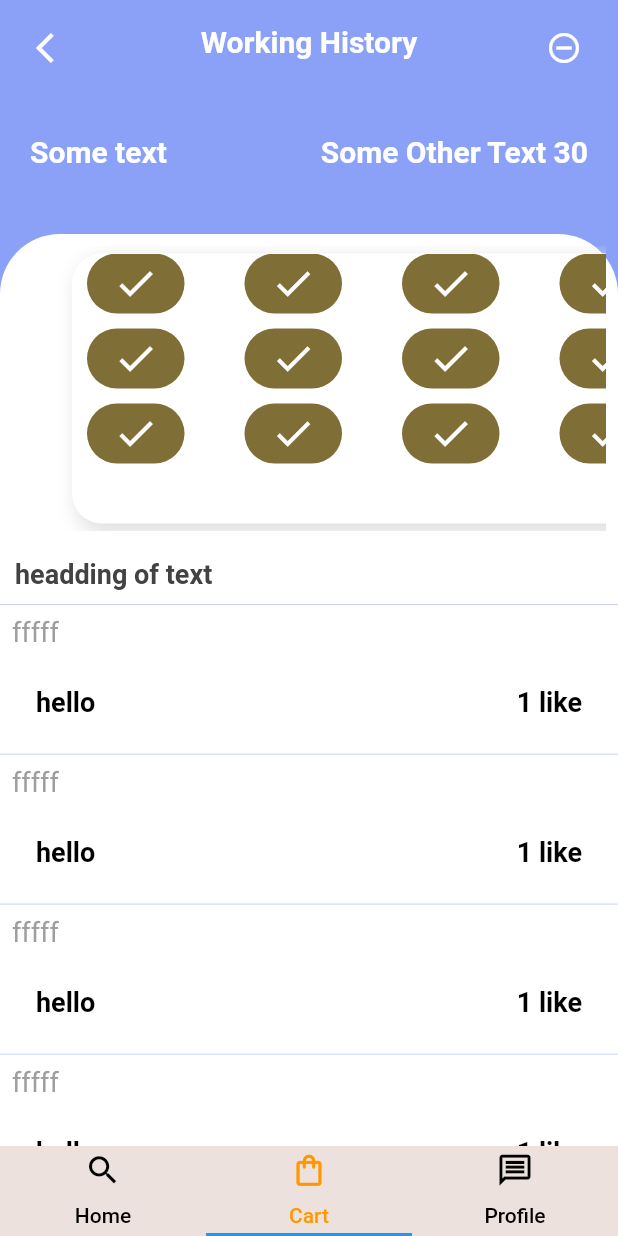
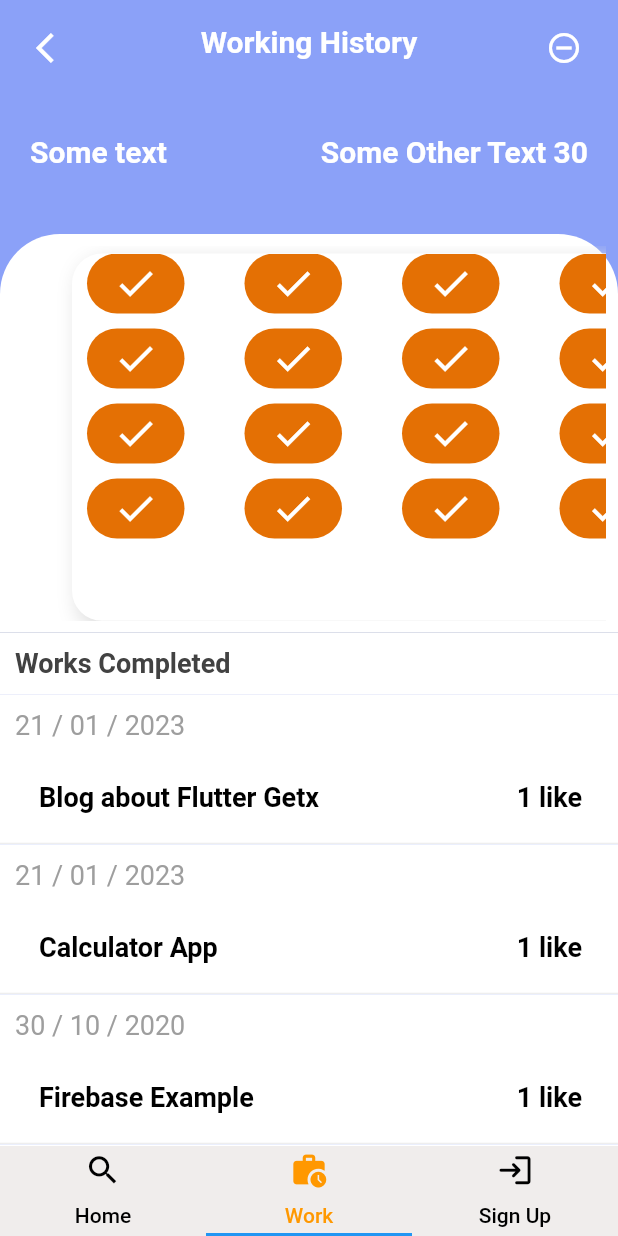
Before and after one commit to Farizaaaa/flutter_responsive_ui_design, a Flutter app: the screen it shows after launch, item 2 of the bottom bar chosen, after a tap on the "arrow back ios" icon, on a phone screen of 412 x 824 dp. Run offline on Flutter 3.47's test engine with Material 2 defaults, Android fonts, the phone set to English and light mode, and no system bars; our stand-ins replace get; network calls fail.

Commit message:
Uploading files

```diff
--- /dev/null
+++ b/lib/controllers/work_controller.dart
@@ -0,0 +1,39 @@
+import 'package:flutter_responsive_ui/models/work_model.dart';
+import 'package:get/get.dart';
+
+class WorkController extends GetxController {
+  var aboutWork = <Works>[].obs;
+
+  @override
+  void onInit() {
+    super.onInit();
+    fetchWorks();
+  }
+
+  void fetchWorks() async {
+    await Future.delayed(Duration(seconds: 1));
+    var workResult = [
+      Works(
+          id: 1,
+          name: "Part Time Nurse",
+          link:
+              "https://3.imimg.com/data3/PN/FT/MY-1940339/home-nursing-services-500x500.jpg",
+          salary: 7000,
+          place: "Kochi, Kerala",
+          company: "Portea Home Healthcare",
+          description:
+              "Qualification GNM or B.sc nursing with RN certificate.Willing for Part timeWillingness to work for home care environmentShould visit the patient twice a week."),
+      Works(
+          id: 2,
+          name: "Staff Nurse",
+          link:
+              "https://connecteam.com/wp-content/uploads/2022/01/Home-Nursing-Care_Image-02-scaled.jpg",
+          salary: 17000,
+          place: "Kochi, Kerala",
+          company: "Kumar Centre for Back Neck Pain",
+          description:
+              "Nurse with basic qualification and basic skills like IV , BP monitorin")
+    ];
+    aboutWork.value = workResult;
+  }
+}
--- /dev/null
+++ b/lib/controllers/work_history_controller.dart
@@ -0,0 +1,24 @@
+import 'package:flutter_responsive_ui/models/work_history_model.dart';
+import 'package:get/get.dart';
+
+class WorkHistoryController extends GetxController {
+  var workHistory = <WorkHistory>[].obs;
+
+  @override
+  void onInit() {
+    super.onInit();
+    fetchDoneWork();
+  }
+
+  void fetchDoneWork() async {
+    await Future.delayed(Duration(seconds: 1));
+    var workDoneResult = [
+      WorkHistory(date: "10 / 08 / 2001", workName: "Blog about Flutter Getx"),
+      WorkHistory(date: "21 / 01 / 2023", workName: "Calculator App"),
+      WorkHistory(date: "30 / 10 / 2020", workName: "Firebase Example"),
+      WorkHistory(date: "30 / 10 / 2020", workName: "Provider Example"),
+      WorkHistory(date: "30 / 10 / 2020", workName: "Spotify App")
+    ];
+    workHistory.value = workDoneResult;
+  }
+}
--- a/lib/layout/screen_layout.dart
+++ b/lib/layout/screen_layout.dart
@@ -52,14 +52,14 @@ class _ResponsiveLayoutState extends State<ResponsiveLayout> {
                   ),
                   Tab(
                     icon: Icon(
-                      Icons.shopping_bag_outlined,
+                      Icons.work_history,
                       size: 25,
                     ),
-                    text: "Cart",
+                    text: "Work",
                   ),
                   Tab(
-                    icon: Icon(Icons.message_outlined, size: 25),
-                    text: "Profile",
+                    icon: Icon(Icons.login_rounded, size: 25),
+                    text: "Sign Up",
                   )
                 ]),
           ),
--- a/lib/main.dart
+++ b/lib/main.dart
@@ -1,5 +1,6 @@
 import 'package:flutter/Material.dart';
 import 'package:flutter_responsive_ui/layout/screen_layout.dart';
+import 'package:get/get.dart';
 
 void main() {
   runApp(const ResponsiveUi());
@@ -10,10 +11,11 @@ class ResponsiveUi extends StatelessWidget {
 
   @override
   Widget build(BuildContext context) {
-    return MaterialApp(
+    return GetMaterialApp(
       title: "Responsive UI",
       debugShowCheckedModeBanner: false,
-      theme: ThemeData.light().copyWith(scaffoldBackgroundColor: const Color.fromARGB(255, 237, 225, 221)),
+      theme: ThemeData.light().copyWith(
+          scaffoldBackgroundColor: Color.fromARGB(255, 240, 237, 236)),
       home: const ResponsiveLayout(),
     );
   }
--- /dev/null
+++ b/lib/models/work_history_model.dart
@@ -0,0 +1,5 @@
+class WorkHistory {
+  final String date;
+  final String workName;
+  WorkHistory({required this.date, required this.workName});
+}
--- /dev/null
+++ b/lib/models/work_model.dart
@@ -0,0 +1,17 @@
+class Works {
+  final int id;
+  final String name;
+  final int salary;
+  final String place;
+  final String company;
+  final String description;
+  final String link;
+  Works(
+      {required this.id,
+      required this.name,
+      required this.link,
+      required this.salary,
+      required this.place,
+      required this.company,
+      required this.description});
+}
--- a/lib/screens/home_screen.dart
+++ b/lib/screens/home_screen.dart
@@ -1,4 +1,5 @@
 import 'package:flutter/material.dart';
+import 'package:flutter_responsive_ui/utils/colors.dart';
 import 'package:flutter_responsive_ui/widgets/date_button.dart';
 import 'package:flutter_responsive_ui/widgets/date_list.dart';
 import 'package:flutter_responsive_ui/widgets/product_item.dart';
@@ -16,22 +17,25 @@ class _HomeScreenState extends State<HomeScreen> {
   @override
   Widget build(BuildContext context) {
     return Scaffold(
-      appBar: SearchBarWidget(hasBackButton: false, isReadOnly: true),
-      body: const Stack(children: [
+      backgroundColor: primary,
+      appBar: SearchBarWidget(hasBackButton: false, isReadOnly: false),
+      body: Stack(children: [
         SingleChildScrollView(
           //controller: controller,
           child: Column(
-            children: [
-              DateButton(),
-              DateList(),
-              ProductItem(),
-              ProductItem(),
-              ProductItem()
-            ],
+            children: [const DateButton(), const DateList(), ProductItem()],
           ),
         ),
       ]),
+      floatingActionButton: FloatingActionButton(
+        backgroundColor: Colors.white,
+        onPressed: () {},
+        child: const Icon(
+          Icons.location_on_outlined,
+          color: Colors.black,
+          size: 35,
+        ),
+      ),
     );
-    ;
   }
 }
--- a/lib/screens/product_screen.dart
+++ b/lib/screens/product_screen.dart
@@ -46,20 +46,22 @@ class ProductScreen extends StatelessWidget {
             const ProductsShowcaseListView(),
             Container(
                 padding: const EdgeInsets.all(10),
-                color: Colors.white,
                 width: screenSize.width,
+                decoration: BoxDecoration(
+                  color: Colors.white,
+                  boxShadow: [BoxShadow(color: Colors.grey)],
+                ),
                 child: Text(
-                  "headding of text",
+                  "Works Completed",
                   style: TextStyle(
                       fontWeight: FontWeight.bold,
                       color: Colors.grey.shade800,
                       fontSize: 18),
                 )),
-            const ProductListTileView()
+            ProductListTileView()
           ],
         ),
       ),
     );
-    ;
   }
 }
--- a/lib/utils/colors.dart
+++ b/lib/utils/colors.dart
@@ -1,4 +1,4 @@
 import 'package:flutter/material.dart';
 
-const Color primary = Color.fromARGB(255, 237, 225, 221);
+const Color primary = Color.fromARGB(255, 247, 246, 246);
 const Color yellowColor = Color(0xfffed813);
--- a/lib/utils/constants.dart
+++ b/lib/utils/constants.dart
@@ -3,7 +3,7 @@ import 'package:flutter_responsive_ui/screens/home_screen.dart';
 import 'package:flutter_responsive_ui/screens/product_screen.dart';
 import 'package:flutter_responsive_ui/screens/registration_screen.dart';
 
-List<Widget> screens = [HomeScreen(), ProductScreen(), RegistrationScreen()];
+List<Widget> screens = [const HomeScreen(), ProductScreen(), const RegistrationScreen()];
 
 const double kAppBarHeight = 90;
 final dayName = [
--- a/lib/widgets/check_box.dart
+++ b/lib/widgets/check_box.dart
@@ -44,7 +44,7 @@ class _CheckBoxWidgetState extends State<CheckBoxWidget> {
       crossAxisAlignment: CrossAxisAlignment.start,
       children: [
         Padding(
-          padding: EdgeInsets.only(top: 10.0),
+          padding: const EdgeInsets.only(top: 10.0),
           child: Text(
             widget.title2,
             style: const TextStyle(fontWeight: FontWeight.bold, fontSize: 17),
@@ -69,7 +69,7 @@ class _CheckBoxWidgetState extends State<CheckBoxWidget> {
               ),
             ),
             Padding(
-              padding: EdgeInsets.only(top: 10.0),
+              padding: const EdgeInsets.only(top: 10.0),
               child: Text(
                 widget.title,
                 style:
@@ -92,7 +92,7 @@ class _CheckBoxWidgetState extends State<CheckBoxWidget> {
               ),
             ),
             Padding(
-              padding: EdgeInsets.only(top: 10.0),
+              padding: const EdgeInsets.only(top: 10.0),
               child: Text(
                 widget.hintText,
                 style:
--- a/lib/widgets/date_list.dart
+++ b/lib/widgets/date_list.dart
@@ -23,11 +23,11 @@ class _DateListState extends State<DateList> {
             itemBuilder: (context, index) {
               //final _isSelected = _selectedIndexs.contains(index);
               return Padding(
-                padding: EdgeInsets.all(8),
+                padding: const EdgeInsets.all(8),
                 child: Row(
                   mainAxisAlignment: MainAxisAlignment.spaceEvenly,
                   children: [
-                    SizedBox(
+                    const SizedBox(
                       width: 10,
                     ),
                     Container(
@@ -43,12 +43,12 @@ class _DateListState extends State<DateList> {
                         children: [
                           Text(
                             dayName[index],
-                            style: TextStyle(
+                            style: const TextStyle(
                                 fontWeight: FontWeight.bold, fontSize: 18),
                           ),
                           Text(
                             dayDate[index].toString(),
-                            style: TextStyle(
+                            style: const TextStyle(
                                 fontWeight: FontWeight.bold, fontSize: 20),
                           ),
                         ],
--- a/lib/widgets/product_appbar.dart
+++ b/lib/widgets/product_appbar.dart
@@ -13,7 +13,7 @@ class ProductAppbar extends StatelessWidget implements PreferredSizeWidget {
     return Container(
       height: kAppBarHeight,
       width: screenSize.width,
-      decoration: BoxDecoration(color: Color.fromARGB(255, 139, 161, 248)),
+      decoration: const BoxDecoration(color: Color.fromARGB(255, 139, 161, 248)),
       child: Padding(
         padding: const EdgeInsets.all(12.0),
         child: Row(
@@ -22,15 +22,15 @@ class ProductAppbar extends StatelessWidget implements PreferredSizeWidget {
           children: [
             IconButton(
                 onPressed: () {},
-                icon: Icon(Icons.arrow_back_ios, color: Colors.white)),
-            Text("Working History",
+                icon: const Icon(Icons.arrow_back_ios, color: Colors.white)),
+            const Text("Working History",
                 style: TextStyle(
                     color: Colors.white,
                     fontWeight: FontWeight.bold,
                     fontSize: 20)),
             IconButton(
                 onPressed: () {},
-                icon: Icon(color: Colors.white, Icons.remove_circle_outline))
+                icon: const Icon(color: Colors.white, Icons.remove_circle_outline))
           ],
         ),
       ),
--- a/lib/widgets/product_item.dart
+++ b/lib/widgets/product_item.dart
@@ -1,41 +1,64 @@
 import 'package:flutter/material.dart';
+import 'package:flutter_responsive_ui/controllers/work_controller.dart';
+import 'package:get/get.dart';
 
 class ProductItem extends StatelessWidget {
-  const ProductItem({super.key});
+  final workController = Get.put(WorkController());
+
+
+  ProductItem(
+      {super.key,
+   });
 
   @override
   Widget build(BuildContext context) {
     Size screenSize = MediaQuery.of(context).size;
+
     return Container(
         margin: const EdgeInsets.all(20),
-      height: screenSize.height / 2,
+        height: screenSize.height / 1.1,
         width: screenSize.width,
-      clipBehavior: Clip.hardEdge,
-      decoration: const BoxDecoration(
-          borderRadius: BorderRadius.all(Radius.circular(16.0))),
-      child: SingleChildScrollView(
+        child: ListView.builder(
+            itemCount: 2,
+            itemBuilder: (context, index) {
+              return Padding(
+                padding: const EdgeInsets.all(18.0),
+                child: Container(
+                  decoration: BoxDecoration(
+                      borderRadius: BorderRadius.circular(20),
+                      color: Colors.white),
                   child: Column(
                     mainAxisSize: MainAxisSize.min,
                     mainAxisAlignment: MainAxisAlignment.spaceEvenly,
                     crossAxisAlignment: CrossAxisAlignment.start,
                     children: [
                       Container(
-              decoration: BoxDecoration(
-                  color: Colors.amber, borderRadius: BorderRadius.circular(40)),
+                        clipBehavior: Clip.hardEdge,
+                        decoration: const BoxDecoration(
+                            color: Colors.amber,
+                            borderRadius: BorderRadius.only(
+                              topRight: Radius.circular(20),
+                              topLeft: Radius.circular(20),
+                            )),
                         width: screenSize.width,
                         height: (screenSize.height / 2) / 2,
-              child: Image.network(
-                "https://encrypted-tbn0.gstatic.com/images?q=tbn:ANd9GcRmzGB1J8YMmq7Nibs4cFut9iv0fETpvsfl8MSJNwz-LytXecUkcU7X5KxfkLYniznOzmA&usqp=CAU",
+                        child: Obx(() {
+                          return Image.network(
+                            workController.aboutWork[index].link,
                             fit: BoxFit.cover,
-              ),
+                          );
+                        }),
                       ),
 
-            const Padding(
-              padding: EdgeInsets.all(12.0),
-              child: Text(
-                "this is info of job",
-                style: TextStyle(fontWeight: FontWeight.w700, fontSize: 18),
-              ),
+                      Padding(
+                        padding: const EdgeInsets.all(2.0),
+                        child: Obx(() {
+                          return Text(
+                            workController.aboutWork[index].name,
+                            style: const TextStyle(
+                                fontWeight: FontWeight.w700, fontSize: 18),
+                          );
+                        }),
                       ),
                       Padding(
                         padding: const EdgeInsets.all(2.0),
@@ -52,40 +75,50 @@ class ProductItem extends StatelessWidget {
                                 color: const Color.fromARGB(255, 202, 193, 193),
                               ),
                               child: const Text(
-                      "some text",
+                                "Contact Recruiter",
                                 style: TextStyle(
                                     color: Colors.amber,
                                     fontWeight: FontWeight.bold,
                                     fontSize: 15),
                               ),
                             ),
-                  const Text(
-                    "₹ 6,000",
-                    style: TextStyle(fontWeight: FontWeight.bold, fontSize: 18),
-                  )
+                            Obx(() {
+                              return Text(
+                                "₹${workController.aboutWork[index].salary}",
+                                style: const TextStyle(
+                                    fontWeight: FontWeight.bold, fontSize: 18),
+                              );
+                            }),
                           ],
                         ),
                       ),
                       Padding(
                         padding: const EdgeInsets.all(2.0),
-              child: const Text(
-                "agiiiiiiiiiii",
-                style: TextStyle(fontSize: 18),
-              ),
+                        child: Obx(() {
+                          return Text(
+                            workController.aboutWork[index].description,
+                            maxLines: 1,
+                            style: const TextStyle(fontSize: 18),
+                          );
+                        }),
                       ),
                       Padding(
                         padding: const EdgeInsets.all(2.0),
-              child: const Text(
-                "ggggggggggggggg",
-                style: TextStyle(fontSize: 18),
-              ),
+                        child: Obx(() {
+                          return Text(
+                            workController.aboutWork[index].company,
+                            style: const TextStyle(fontSize: 18),
+                          );
+                        }),
                       ),
                       Padding(
                         padding: const EdgeInsets.all(2.0),
-              child: const Text(
-                "''''''''''''",
-                style: TextStyle(fontSize: 18),
-              ),
+                        child: Obx(() {
+                          return Text(
+                            workController.aboutWork[index].place,
+                            style: const TextStyle(fontSize: 18),
+                          );
+                        }),
                       ),
                       Padding(
                         padding: const EdgeInsets.all(2.0),
@@ -93,7 +126,7 @@ class ProductItem extends StatelessWidget {
                           mainAxisAlignment: MainAxisAlignment.spaceBetween,
                           children: [
                             Text(
-                    "gdjaddgu",
+                              "Like",
                               style: TextStyle(
                                   color: Colors.grey.shade500,
                                   fontWeight: FontWeight.bold,
@@ -115,5 +148,6 @@ class ProductItem extends StatelessWidget {
                   ),
                 ),
               );
+            }));
   }
 }
--- a/lib/widgets/product_list_tile.dart
+++ b/lib/widgets/product_list_tile.dart
@@ -1,7 +1,10 @@
 import 'package:flutter/material.dart';
+import 'package:flutter_responsive_ui/controllers/work_history_controller.dart';
+import 'package:get/get.dart';
 
 class ProductListTileView extends StatelessWidget {
-  const ProductListTileView({super.key});
+  final workHistoryController = Get.put(WorkHistoryController());
+  ProductListTileView({super.key});
 
   @override
   Widget build(BuildContext context) {
@@ -10,32 +13,42 @@ class ProductListTileView extends StatelessWidget {
       height: screenSize.height * 1 / 2,
       width: screenSize.width,
       child: ListView.builder(
-        itemCount: 10,
+        itemCount: 4,
         itemExtent: 100,
         itemBuilder: (context, index) {
           return Container(
             height: 300,
-            child: Column(
+            width: screenSize.width,
+            decoration: BoxDecoration(
+              color: Colors.white,
+              border: Border(
+                bottom: BorderSide(width: 1, color: Colors.grey.shade200),
+              ),
+            ),
+            child: Obx(() {
+              return Column(
                 crossAxisAlignment: CrossAxisAlignment.start,
                 children: [
                   Padding(
-                  padding: const EdgeInsets.all(8.0),
-                  child: Text("fffff",
-                      style:
-                          TextStyle(color: Colors.grey.shade500, fontSize: 18)),
+                    padding: const EdgeInsets.all(10.0),
+                    child: Text(
+                        workHistoryController
+                            .workHistory[index == 0 ? 1 : index].date,
+                        style: TextStyle(
+                            color: Colors.grey.shade500, fontSize: 18)),
                   ),
                   ListTile(
                     title: Padding(
-                    padding: EdgeInsets.all(8.0),
+                      padding: const EdgeInsets.all(10.0),
                       child: Text(
-                      "hello",
-                      style: TextStyle(
+                        workHistoryController.workHistory[index].workName,
+                        style: const TextStyle(
                             fontWeight: FontWeight.bold,
                             color: Colors.black,
                             fontSize: 18),
                       ),
                     ),
-                  trailing: Padding(
+                    trailing: const Padding(
                       padding: EdgeInsets.all(8.0),
                       child: Text(
                         "1 like",
@@ -47,14 +60,8 @@ class ProductListTileView extends StatelessWidget {
                     ),
                   ),
                 ],
-            ),
-            width: screenSize.width,
-            decoration: BoxDecoration(
-              color: Colors.white,
-              border: Border(
-                bottom: BorderSide(width: 1, color: Colors.grey.shade200),
-              ),
-            ),
+              );
+            }),
           );
         },
       ),
--- a/lib/widgets/product_list_view.dart
+++ b/lib/widgets/product_list_view.dart
@@ -6,7 +6,7 @@ class ProductsShowcaseListView extends StatelessWidget {
   @override
   Widget build(BuildContext context) {
     Size screenSize = MediaQuery.of(context).size;
-    double height = screenSize.height / 4;
+    double height = screenSize.height / 3.1;
     double width = screenSize.width;
     double titleHeight = 25;
     return Container(
@@ -28,9 +28,9 @@ class ProductsShowcaseListView extends StatelessWidget {
           itemCount: 10,
           itemBuilder: (context, index) {
             return Padding(
-              padding: const EdgeInsets.fromLTRB(40, 5, 20, 5),
+              padding: const EdgeInsets.fromLTRB(40, 5, 20, 0),
               child: Container(
-                  height: 50,
+                  height: 100,
                   width: 400,
                   clipBehavior: Clip.hardEdge,
                   decoration: BoxDecoration(
@@ -49,8 +49,9 @@ class ProductsShowcaseListView extends StatelessWidget {
                     color: Colors.white,
                   ),
                   child: GridView.builder(
-                      itemCount: 12,
-                      gridDelegate: SliverGridDelegateWithFixedCrossAxisCount(
+                      itemCount: 16,
+                      gridDelegate:
+                          const SliverGridDelegateWithFixedCrossAxisCount(
                         crossAxisCount: 4,
                         crossAxisSpacing: 20,
                         mainAxisSpacing: 10,
@@ -61,14 +62,14 @@ class ProductsShowcaseListView extends StatelessWidget {
                         index,
                       ) {
                         return Padding(
-                          padding: const EdgeInsets.only(left: 10, right: 10),
+                          padding: EdgeInsets.only(left: 10, right: 10),
                           child: Container(
                               height: 50,
                               width: 50,
                               decoration: BoxDecoration(
-                                  color: Color.fromARGB(255, 128, 110, 55),
+                                  color: Color.fromARGB(255, 228, 112, 4),
                                   borderRadius: BorderRadius.circular(20)),
-                              child: Icon(
+                              child: const Icon(
                                 Icons.check,
                                 size: 30,
                                 color: Colors.white,
```
Also changed, not shown: pubspec.yaml (+44 -51 lines), pubspec.lock. Lines whose indentation alone changed are shown as unchanged.
